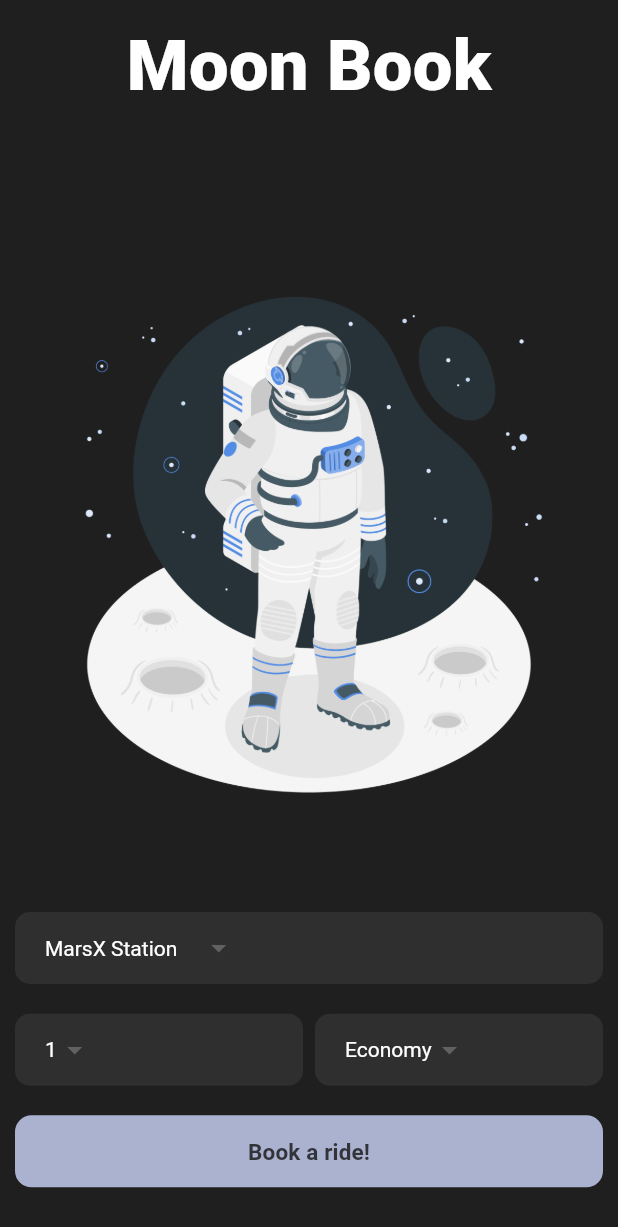
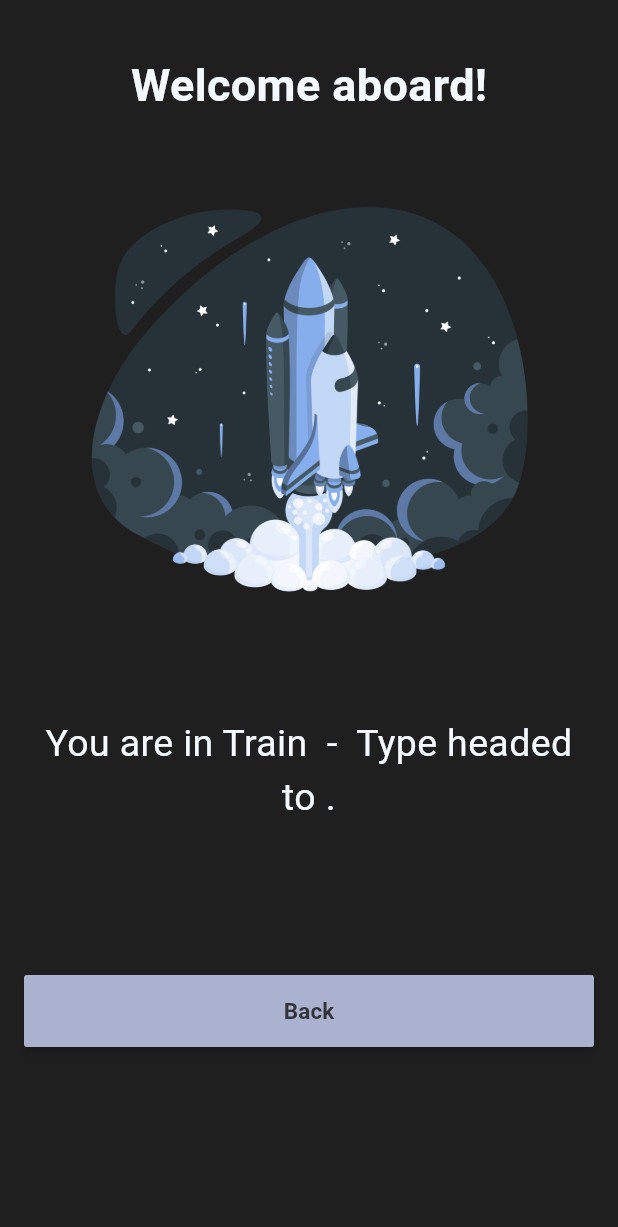
Before and after one commit to Jsh-Syn/Moon-Book, a Flutter app: the screen it shows after launch, after a tap on "Book a ride!", on a phone screen of 412 x 824 dp. Shown: the top 1227 px of the screen. Run offline on Flutter 3.47's test engine with Material 3 defaults, Android fonts, the phone set to English and light mode, and no system bars.

Commit message:
baseline for final

```diff
--- a/lib/pages/home_page.dart
+++ b/lib/pages/home_page.dart
@@ -1,9 +1,20 @@
 import 'package:flutter/material.dart';
+import 'package:flutter_course/pages/last_page.dart';
 import 'package:flutter_course/widgets/custom_dropdown.dart';
 
-class Homepage extends StatelessWidget {
+class Homepage extends StatefulWidget {
+  Homepage({Key? key}) : super(key: key);
+
+  @override
+  _HomepageState createState() => _HomepageState();
+}
+
+class _HomepageState extends State<Homepage> {
   late double _deviceHeight, _deviceWidth;
-  Homepage({super.key});
+  // declaration of variables to be used for transferring items.
+  String _selectedStation = '';
+  String _selectedTrainNum = '';
+  String _selectedTravelType = '';
 
   @override
   Widget build(BuildContext context) {
@@ -14,17 +25,17 @@ class Homepage extends StatelessWidget {
         child: Container(
           height: _deviceHeight,
           width: _deviceWidth,
+          // Container Padding
           padding: const EdgeInsets.symmetric(horizontal: 10, vertical: 10),
+          // Column contains all widgets visible in Homepage
           child: Column(
             mainAxisAlignment: MainAxisAlignment.spaceBetween,
-            mainAxisSize: MainAxisSize.max,
-            crossAxisAlignment: CrossAxisAlignment.center,
             children: [
               _pageTitle(),
               const SizedBox(height: 60),
               _astroImageWidget(),
               const SizedBox(height: 20),
-              _bookRideWidget(),
+              _bookRideWidget(context),
             ],
           ),
         ),
@@ -32,12 +43,17 @@ class Homepage extends StatelessWidget {
     );
   }
 
+// Visible Widgets below
+
   Widget _pageTitle() {
     return Container(
       child: const Text(
         'Moon Book',
         style: TextStyle(
-            color: Colors.white, fontWeight: FontWeight.w800, fontSize: 47),
+          color: Color.fromARGB(255, 243, 249, 255),
+          fontWeight: FontWeight.w800,
+          fontSize: 47,
+        ),
       ),
     );
   }
@@ -46,7 +62,7 @@ class Homepage extends StatelessWidget {
     return Container(
       height: 350,
       decoration: const BoxDecoration(
-        image: /*fit: BoxFit.fill,*/
+        image:
             DecorationImage(image: AssetImage("assets/images/astronaut.png")),
       ),
     );
@@ -55,10 +71,17 @@ class Homepage extends StatelessWidget {
   Widget _destinationDropDownWidget() {
     return CustomDropDownButtonClass(
       items: const [
+        '',
         'MarsX Station',
-        'VenusXX Station',
+        'VenusX Station',
+        'PlutoX Station',
       ],
       width: _deviceWidth,
+      onChanged: (value) {
+        setState(() {
+          _selectedStation = value;
+        });
+      },
     );
   }
 
@@ -68,57 +91,77 @@ class Homepage extends StatelessWidget {
         Expanded(
           child: CustomDropDownButtonClass(
             items: const [
+              '',
               '1',
               '2',
               '3',
               '4',
             ],
             width: _deviceWidth * 0.45,
+            onChanged: (value) {
+              setState(() {
+                _selectedTrainNum = value;
+              });
+            },
           ),
         ),
         const SizedBox(width: 8),
         Expanded(
           child: CustomDropDownButtonClass(
             items: const [
+              '',
               'Economy',
               'Private',
               'Public',
               'Hybrid',
             ],
             width: _deviceWidth * 0.45,
+            onChanged: (value) {
+              setState(() {
+                _selectedTravelType = value;
+              });
+            },
           ),
         ),
       ],
     );
   }
 
-  Widget _bookRideWidget() {
+  //Grouped every dropdown to the button for uniform format.
+  Widget _bookRideWidget(BuildContext context) {
     return SizedBox(
       height: _deviceHeight * 0.25,
       child: Column(
         mainAxisAlignment: MainAxisAlignment.spaceBetween,
-        mainAxisSize: MainAxisSize.max,
-        crossAxisAlignment: CrossAxisAlignment.center,
         children: [
           _destinationDropDownWidget(),
           _travellerInformationWidget(),
-          _button(),
+          _button(context),
           const SizedBox(height: 1)
         ],
       ),
     );
   }
 
-  Widget _button() {
+  Widget _button(BuildContext context) {
     return Container(
       margin: EdgeInsets.only(bottom: _deviceHeight * 0.002),
-      decoration: BoxDecoration(
+      width: 380,
+      child: MaterialButton(
+        height: 48,
         color: const Color.fromARGB(255, 170, 178, 208),
-        borderRadius: BorderRadius.circular(11),
-      ),
-      width: _deviceWidth,
-      child: MaterialButton(
-        onPressed: () {},
+        onPressed: () {
+          Navigator.push(
+            context,
+            MaterialPageRoute(
+              builder: (context) => LastPage(
+                trainNum: _selectedTrainNum,
+                trainType: _selectedTravelType,
+                station: _selectedStation,
+              ),
+            ),
+          );
+        },
         child: const Text(
           "Book a ride!",
           style: TextStyle(
--- /dev/null
+++ b/lib/pages/last_page.dart
@@ -0,0 +1,85 @@
+import 'package:flutter/material.dart';
+import 'package:flutter_course/pages/home_page.dart';
+
+class LastPage extends StatelessWidget {
+  final String trainNum;
+  final String trainType;
+  final String station;
+
+  const LastPage({
+    Key? key,
+    required this.trainNum,
+    required this.trainType,
+    required this.station,
+  }) : super(key: key);
+
+  @override
+  Widget build(BuildContext context) {
+    return SafeArea(
+      child: Scaffold(
+        body: Center(
+          child: Column(
+            children: [
+              const SizedBox(height: 35),
+              Container(
+                child: const Text(
+                  'Welcome aboard!',
+                  style: TextStyle(
+                    color: Color.fromARGB(255, 243, 249, 255),
+                    fontSize: 30,
+                    fontWeight: FontWeight.bold,
+                  ),
+                ),
+              ),
+              const SizedBox(height: 30),
+              const Image(
+                image: AssetImage('assets/images/rocket.png'),
+                height: 310,
+              ),
+              const SizedBox(height: 60),
+              Padding(
+                padding: const EdgeInsets.symmetric(horizontal: 20),
+                child: Text(
+                  textAlign: TextAlign.center,
+                  'You are in Train $trainNum - $trainType Type headed to $station.',
+                  style: const TextStyle(
+                    color: Color.fromARGB(255, 243, 249, 255),
+                    fontSize: 25,
+                    fontWeight: FontWeight.normal,
+                  ),
+                ),
+              ),
+              const SizedBox(height: 100),
+              _buttonBack(context),
+            ],
+          ),
+        ),
+      ),
+    );
+  }
+
+  Widget _buttonBack(BuildContext context) {
+    return SizedBox(
+      width: 380,
+      child: MaterialButton(
+        height: 48,
+        color: const Color.fromARGB(255, 170, 178, 208),
+        onPressed: () {
+          Navigator.push(
+            context,
+            MaterialPageRoute(
+              builder: (context) => Homepage(),
+            ),
+          );
+        },
+        child: const Text(
+          "Back",
+          style: TextStyle(
+              color: Color.fromARGB(255, 51, 52, 58),
+              fontSize: 15,
+              fontWeight: FontWeight.bold),
+        ),
+      ),
+    );
+  }
+}
--- a/lib/widgets/custom_dropdown.dart
+++ b/lib/widgets/custom_dropdown.dart
@@ -1,29 +1,53 @@
 import 'package:flutter/material.dart';
 
-class CustomDropDownButtonClass extends StatelessWidget {
+class CustomDropDownButtonClass extends StatefulWidget {
   final List<String> items;
   final double width;
+  final void Function(String)? onChanged;
 
   CustomDropDownButtonClass({
     required this.items,
     required this.width,
+    this.onChanged,
   });
+
+  @override
+  _CustomDropDownButtonClassState createState() =>
+      _CustomDropDownButtonClassState();
+}
+
+class _CustomDropDownButtonClassState extends State<CustomDropDownButtonClass> {
+  late String selectedItem;
+
+  @override
+  void initState() {
+    super.initState();
+    selectedItem = widget.items.first;
+  }
 
   @override
   Widget build(BuildContext context) {
     return Container(
       padding: const EdgeInsets.symmetric(horizontal: 20),
-      width: width,
+      width: widget.width,
       decoration: BoxDecoration(
-          color: const Color.fromARGB(255, 47, 47, 47),
-          borderRadius: BorderRadius.circular(10)),
-      child: DropdownButton(
-        value: items.first,
-        onChanged: (_) {},
-        items: items.map((e) {
-          return DropdownMenuItem(
+        color: const Color.fromARGB(255, 47, 47, 47),
+        borderRadius: BorderRadius.circular(10),
+      ),
+      child: DropdownButton<String>(
+        value: selectedItem,
+        onChanged: (newValue) {
+          setState(() {
+            selectedItem = newValue!;
+          });
+          if (widget.onChanged != null) {
+            widget.onChanged!(newValue!);
+          }
+        },
+        items: widget.items.map<DropdownMenuItem<String>>((String e) {
+          return DropdownMenuItem<String>(
+            value: e,
             child: Text(e),
-            value: e,
           );
         }).toList(),
         underline: Container(),
```
Also changed, not shown: assets/images/rocket.png (added).
